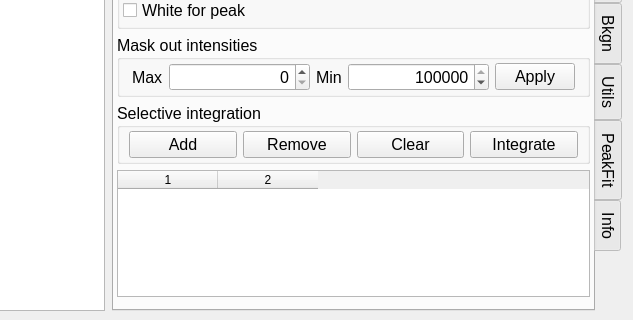
Old version of the form ui/peakpo-splitter.ui in the repository SHDShim/PeakPo; both pictures show x 404 to 1037 and y 430 to 750 of the 1037 by 750 pixel window.
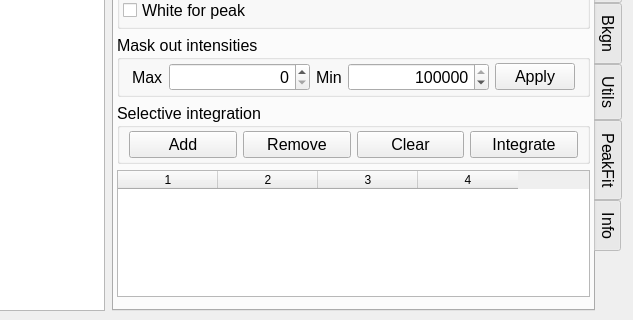
New version of the form. The open tabs and pages were chosen to show the change. Custom widgets are drawn as their Qt base class.

Patch:
```diff
--- a/ui/peakpo-splitter.ui
+++ b/ui/peakpo-splitter.ui
@@ -87,7 +87,7 @@
       </widget>
       <widget class="QTabWidget" name="tabWidget">
        <property name="sizePolicy">
-        <sizepolicy hsizetype="Fixed" vsizetype="Preferred">
+        <sizepolicy hsizetype="Minimum" vsizetype="Preferred">
          <horstretch>0</horstretch>
          <verstretch>0</verstretch>
         </sizepolicy>
@@ -2143,10 +2143,12 @@
             <number>0</number>
            </property>
            <property name="columnCount">
-            <number>2</number>
+            <number>4</number>
            </property>
            <column/>
            <column/>
+           <column/>
+           <column/>
           </widget>
          </item>
         </layout>
```
